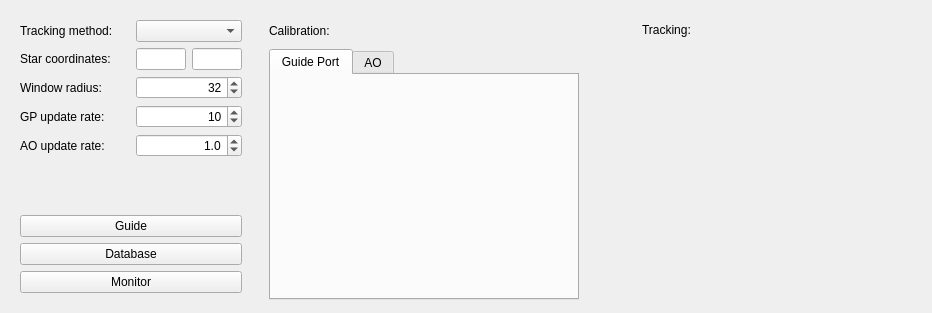
Above: snowgui/snowgui/common/guidercontrollerwidget.ui from AndreasFMueller/AstroPhotography before the change. Below: the same form after it.
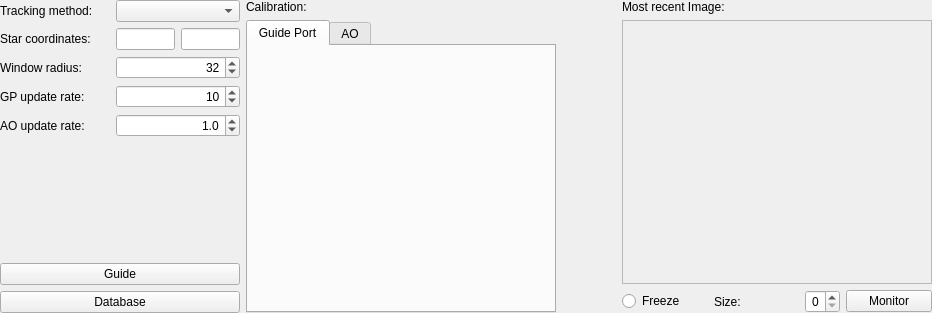
That is the form after the change. Custom widgets are drawn as their Qt base class.

Patch:
```diff
--- a/snowgui/snowgui/common/guidercontrollerwidget.ui
+++ b/snowgui/snowgui/common/guidercontrollerwidget.ui
@@ -1,7 +1,7 @@
 <?xml version="1.0" encoding="UTF-8"?>
 <ui version="4.0">
  <class>snowgui::guidercontrollerwidget</class>
- <widget class="QWidget" name="guidercontrollerwidget">
+ <widget class="QWidget" name="snowgui::guidercontrollerwidget">
   <property name="geometry">
    <rect>
     <x>0</x>
@@ -26,6 +26,18 @@
    <string>Form</string>
   </property>
   <layout class="QHBoxLayout" name="horizontalLayout">
+   <property name="leftMargin">
+    <number>0</number>
+   </property>
+   <property name="topMargin">
+    <number>0</number>
+   </property>
+   <property name="rightMargin">
+    <number>0</number>
+   </property>
+   <property name="bottomMargin">
+    <number>0</number>
+   </property>
    <item>
     <widget class="QWidget" name="guidingWidget" native="true">
      <property name="minimumSize">
@@ -41,6 +53,21 @@
       </size>
      </property>
      <layout class="QGridLayout" name="gridLayout">
+      <property name="leftMargin">
+       <number>0</number>
+      </property>
+      <property name="topMargin">
+       <number>0</number>
+      </property>
+      <property name="rightMargin">
+       <number>0</number>
+      </property>
+      <property name="bottomMargin">
+       <number>0</number>
+      </property>
+      <item row="0" column="1" colspan="2">
+       <widget class="QComboBox" name="methodBox"/>
+      </item>
       <item row="4" column="1" colspan="2">
        <widget class="QDoubleSpinBox" name="aoupdateintervalSpinBox">
         <property name="alignment">
@@ -77,12 +104,8 @@
         </property>
        </widget>
       </item>
-      <item row="8" column="0" colspan="3">
-       <widget class="QPushButton" name="monitorButton">
-        <property name="text">
-         <string>Monitor</string>
-        </property>
-       </widget>
+      <item row="1" column="2">
+       <widget class="QLineEdit" name="staryField"/>
       </item>
       <item row="6" column="0" colspan="3">
        <widget class="QPushButton" name="guideButton">
@@ -104,9 +127,6 @@
         </property>
        </widget>
       </item>
-      <item row="1" column="2">
-       <widget class="QLineEdit" name="staryField"/>
-      </item>
       <item row="0" column="0">
        <widget class="QLabel" name="methodLabel">
         <property name="minimumSize">
@@ -140,9 +160,6 @@
         </property>
        </widget>
       </item>
-      <item row="0" column="1" colspan="2">
-       <widget class="QComboBox" name="methodBox"/>
-      </item>
       <item row="7" column="0" colspan="3">
        <widget class="QPushButton" name="databaseButton">
         <property name="text">
@@ -199,28 +216,28 @@
        <height>16777215</height>
       </size>
      </property>
+     <layout class="QVBoxLayout" name="verticalLayout">
+      <property name="leftMargin">
+       <number>0</number>
+      </property>
+      <property name="topMargin">
+       <number>0</number>
+      </property>
+      <property name="rightMargin">
+       <number>0</number>
+      </property>
+      <property name="bottomMargin">
+       <number>0</number>
+      </property>
+      <item>
      <widget class="QLabel" name="calibrationLabel">
-      <property name="geometry">
-       <rect>
-        <x>12</x>
-        <y>12</y>
-        <width>71</width>
-        <height>16</height>
-       </rect>
-      </property>
       <property name="text">
        <string>Calibration:</string>
       </property>
      </widget>
+      </item>
+      <item>
      <widget class="QTabWidget" name="calibrationsWidget">
-      <property name="geometry">
-       <rect>
-        <x>12</x>
-        <y>38</y>
-        <width>310</width>
-        <height>251</height>
-       </rect>
-      </property>
       <property name="minimumSize">
        <size>
         <width>310</width>
@@ -247,6 +264,8 @@
        </attribute>
       </widget>
      </widget>
+      </item>
+     </layout>
     </widget>
    </item>
    <item>
@@ -258,6 +277,18 @@
       </size>
      </property>
      <layout class="QVBoxLayout" name="verticalLayout_2">
+      <property name="leftMargin">
+       <number>0</number>
+      </property>
+      <property name="topMargin">
+       <number>0</number>
+      </property>
+      <property name="rightMargin">
+       <number>0</number>
+      </property>
+      <property name="bottomMargin">
+       <number>0</number>
+      </property>
       <item>
        <widget class="QLabel" name="trackingLabel">
         <property name="maximumSize">
@@ -267,15 +298,84 @@
          </size>
         </property>
         <property name="text">
-         <string>Tracking:</string>
+         <string>Most recent Image:</string>
         </property>
        </widget>
       </item>
       <item>
-       <widget class="QWidget" name="raoffsetWidget" native="true"/>
+       <widget class="QScrollArea" name="trackingImageArea">
+        <property name="widgetResizable">
+         <bool>true</bool>
+        </property>
+        <property name="alignment">
+         <set>Qt::AlignCenter</set>
+        </property>
+        <widget class="QWidget" name="scrollAreaWidgetContents">
+         <property name="geometry">
+          <rect>
+           <x>0</x>
+           <y>0</y>
+           <width>300</width>
+           <height>241</height>
+          </rect>
+         </property>
+        </widget>
+       </widget>
       </item>
       <item>
-       <widget class="QWidget" name="decoffsetWidget" native="true"/>
+       <widget class="QWidget" name="trackingControls" native="true">
+        <layout class="QHBoxLayout" name="horizontalLayout_2">
+         <property name="leftMargin">
+          <number>0</number>
+         </property>
+         <property name="topMargin">
+          <number>0</number>
+         </property>
+         <property name="rightMargin">
+          <number>0</number>
+         </property>
+         <property name="bottomMargin">
+          <number>0</number>
+         </property>
+         <item>
+          <widget class="QRadioButton" name="freezeButton">
+           <property name="text">
+            <string>Freeze</string>
+           </property>
+          </widget>
+         </item>
+         <item>
+          <widget class="QLabel" name="imageStepLabel">
+           <property name="text">
+            <string>Size:</string>
+           </property>
+          </widget>
+         </item>
+         <item>
+          <widget class="QSpinBox" name="imageStepSpinBox">
+           <property name="maximumSize">
+            <size>
+             <width>35</width>
+             <height>16777215</height>
+            </size>
+           </property>
+           <property name="alignment">
+            <set>Qt::AlignRight|Qt::AlignTrailing|Qt::AlignVCenter</set>
+           </property>
+           <property name="maximum">
+            <number>3</number>
+           </property>
+          </widget>
+         </item>
+         <item>
+          <widget class="QPushButton" name="monitorButton">
+           <property name="text">
+            <string>Monitor</string>
+           </property>
+          </widget>
+         </item>
+        </layout>
+       </widget>
       </item>
      </layout>
     </widget>
```
Lines whose indentation alone changed are shown as unchanged.
